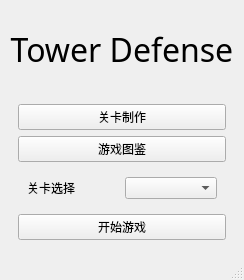
First picture: the form in TowerDefense/mainwindow.ui, repository yunzinan/TowerDefense, before the edit.
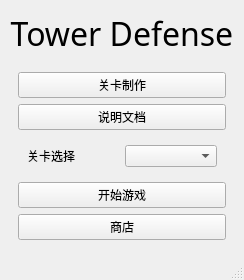
Second picture: the form after the edit.

```diff
--- a/TowerDefense/mainwindow.ui
+++ b/TowerDefense/mainwindow.ui
@@ -44,7 +44,7 @@
        <item>
         <widget class="QPushButton" name="pushButton">
          <property name="text">
-          <string>游戏图鉴</string>
+          <string>说明文档</string>
          </property>
         </widget>
        </item>
@@ -75,6 +75,13 @@
          </property>
         </widget>
        </item>
+       <item>
+        <widget class="QPushButton" name="pb_shop">
+         <property name="text">
+          <string>商店</string>
+         </property>
+        </widget>
+       </item>
       </layout>
      </widget>
     </item>
```
Left out of the diff: 2 changed lines with no effect on the pictures.
